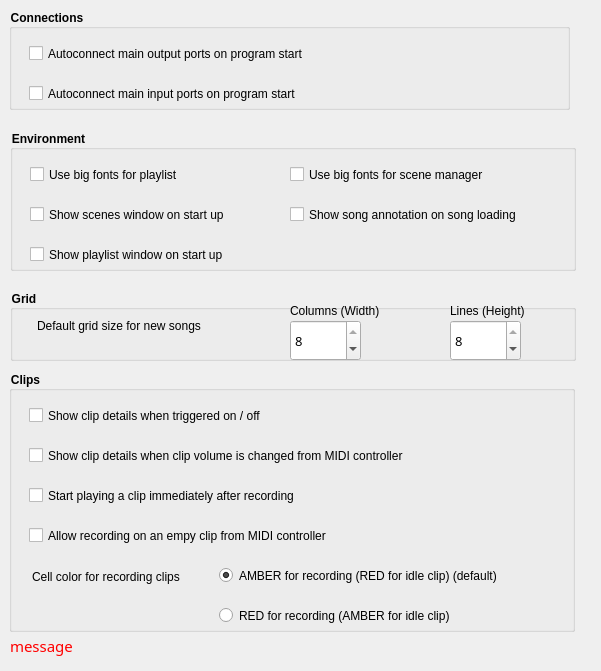
Qt form superboucle/preferences_ui.ui (zigmhount/SpinTool_zig) before a commit.
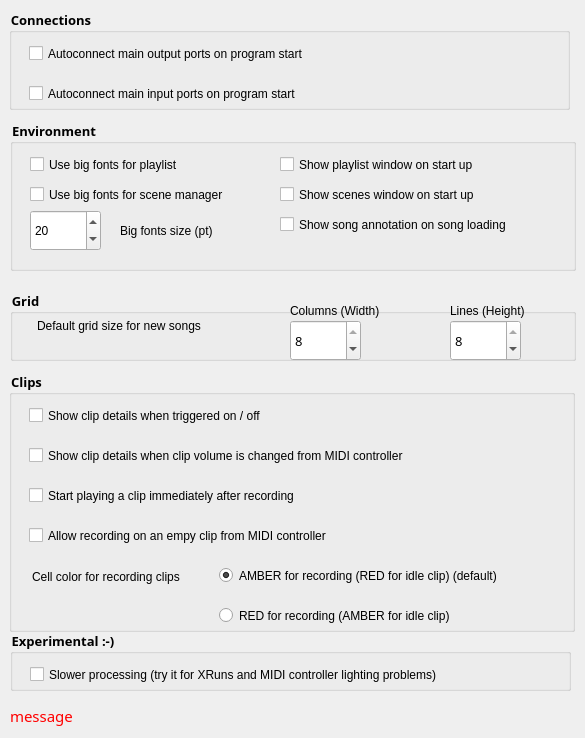
The same form after that commit. Icons and pictures are not drawn.

Patch:
```diff
--- a/superboucle/preferences_ui.ui
+++ b/superboucle/preferences_ui.ui
@@ -9,8 +9,8 @@
    <rect>
     <x>0</x>
     <y>0</y>
-    <width>601</width>
-    <height>671</height>
+    <width>585</width>
+    <height>738</height>
    </rect>
   </property>
   <property name="windowTitle">
@@ -31,7 +31,10 @@
    </property>
    <property name="font">
     <font>
+     <family>Noto Sans</family>
+     <pointsize>10</pointsize>
      <weight>75</weight>
+     <italic>false</italic>
      <bold>true</bold>
     </font>
    </property>
@@ -207,7 +210,10 @@
    </property>
    <property name="font">
     <font>
+     <family>Noto Sans</family>
+     <pointsize>10</pointsize>
      <weight>75</weight>
+     <italic>false</italic>
      <bold>true</bold>
     </font>
    </property>
@@ -354,7 +360,10 @@
    </property>
    <property name="font">
     <font>
+     <family>Noto Sans</family>
+     <pointsize>10</pointsize>
      <weight>75</weight>
+     <italic>false</italic>
      <bold>true</bold>
     </font>
    </property>
@@ -407,14 +416,17 @@
    <property name="geometry">
     <rect>
      <x>10</x>
-     <y>130</y>
+     <y>120</y>
      <width>566</width>
-     <height>141</height>
+     <height>151</height>
     </rect>
    </property>
    <property name="font">
     <font>
+     <family>Noto Sans</family>
+     <pointsize>10</pointsize>
      <weight>75</weight>
+     <italic>false</italic>
      <bold>true</bold>
     </font>
    </property>
@@ -427,8 +439,8 @@
    <widget class="QCheckBox" name="cBoxShowScenesManager">
     <property name="geometry">
      <rect>
-      <x>20</x>
-      <y>70</y>
+      <x>270</x>
+      <y>60</y>
       <width>251</width>
       <height>29</height>
      </rect>
@@ -446,8 +458,8 @@
    <widget class="QCheckBox" name="cBoxShowPlaylistManager">
     <property name="geometry">
      <rect>
-      <x>20</x>
-      <y>110</y>
+      <x>270</x>
+      <y>30</y>
       <width>261</width>
       <height>29</height>
      </rect>
@@ -465,8 +477,8 @@
    <widget class="QCheckBox" name="cBoxShowSongAnnotation">
     <property name="geometry">
      <rect>
-      <x>280</x>
-      <y>70</y>
+      <x>270</x>
+      <y>90</y>
       <width>281</width>
       <height>29</height>
      </rect>
@@ -474,6 +486,9 @@
     <property name="focusPolicy">
      <enum>Qt::NoFocus</enum>
     </property>
+    <property name="styleSheet">
+     <string notr="true">font: 10pt &quot;Noto Sans&quot;;</string>
+    </property>
     <property name="text">
      <string>Show song annotation on song loading</string>
     </property>
@@ -481,8 +496,8 @@
    <widget class="QCheckBox" name="cBoxBigFontScenes">
     <property name="geometry">
      <rect>
-      <x>280</x>
-      <y>30</y>
+      <x>20</x>
+      <y>60</y>
       <width>281</width>
       <height>29</height>
      </rect>
@@ -490,6 +505,9 @@
     <property name="focusPolicy">
      <enum>Qt::NoFocus</enum>
     </property>
+    <property name="styleSheet">
+     <string notr="true">font: 10pt &quot;Noto Sans&quot;;</string>
+    </property>
     <property name="text">
      <string>Use big fonts for scene manager</string>
     </property>
@@ -513,13 +531,51 @@
      <string>Use big fonts for playlist</string>
     </property>
    </widget>
+   <widget class="QSpinBox" name="cBigFontSize">
+    <property name="geometry">
+     <rect>
+      <x>20</x>
+      <y>90</y>
+      <width>71</width>
+      <height>41</height>
+     </rect>
+    </property>
+    <property name="styleSheet">
+     <string notr="true">font: 10pt &quot;Noto Sans&quot;;</string>
+    </property>
+    <property name="minimum">
+     <number>10</number>
+    </property>
+    <property name="maximum">
+     <number>200</number>
+    </property>
+    <property name="value">
+     <number>20</number>
+    </property>
+   </widget>
+   <widget class="QLabel" name="label">
+    <property name="geometry">
+     <rect>
+      <x>110</x>
+      <y>100</y>
+      <width>131</width>
+      <height>21</height>
+     </rect>
+    </property>
+    <property name="styleSheet">
+     <string notr="true">font: 10pt &quot;Noto Sans&quot;;</string>
+    </property>
+    <property name="text">
+     <string>Big fonts size (pt)</string>
+    </property>
+   </widget>
   </widget>
   <widget class="QLabel" name="labelMessage">
    <property name="geometry">
     <rect>
      <x>10</x>
-     <y>630</y>
-     <width>581</width>
+     <y>700</y>
+     <width>561</width>
      <height>31</height>
     </rect>
    </property>
@@ -543,6 +599,51 @@
     <set>Qt::AlignLeading|Qt::AlignLeft|Qt::AlignVCenter</set>
    </property>
   </widget>
+  <widget class="QGroupBox" name="groupBoxExperimental">
+   <property name="geometry">
+    <rect>
+     <x>10</x>
+     <y>630</y>
+     <width>561</width>
+     <height>61</height>
+    </rect>
+   </property>
+   <property name="font">
+    <font>
+     <family>Noto Sans</family>
+     <pointsize>10</pointsize>
+     <weight>75</weight>
+     <italic>false</italic>
+     <bold>true</bold>
+    </font>
+   </property>
+   <property name="styleSheet">
+    <string notr="true">color: rgb(0, 0, 0);
+font: bold 10pt &quot;Noto Sans&quot;;</string>
+   </property>
+   <property name="title">
+    <string>Experimental :-)</string>
+   </property>
+   <widget class="QCheckBox" name="cBoxApplySlowerProcessing">
+    <property name="geometry">
+     <rect>
+      <x>20</x>
+      <y>30</y>
+      <width>501</width>
+      <height>29</height>
+     </rect>
+    </property>
+    <property name="focusPolicy">
+     <enum>Qt::NoFocus</enum>
+    </property>
+    <property name="styleSheet">
+     <string notr="true">font: 10pt &quot;Noto Sans&quot;;</string>
+    </property>
+    <property name="text">
+     <string>Slower processing (try it for XRuns and MIDI controller lighting problems)</string>
+    </property>
+   </widget>
+  </widget>
  </widget>
  <resources>
   <include location="gui.qrc"/>
```
Left out of the diff: 12 changed lines with no effect on the pictures.
